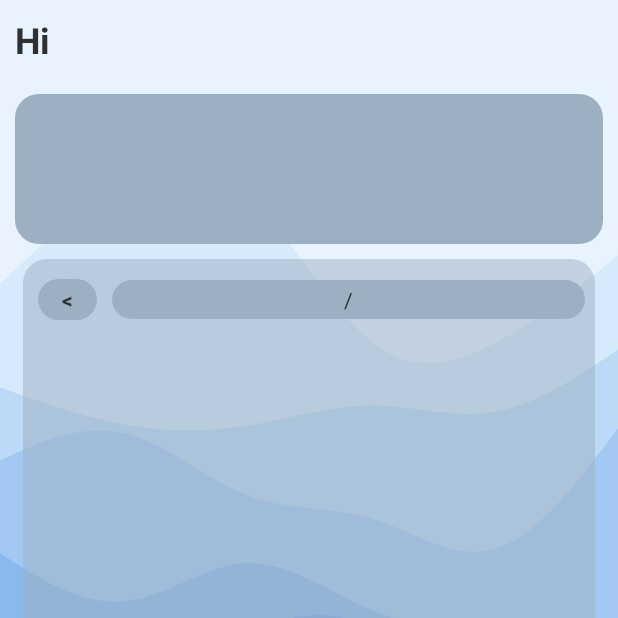
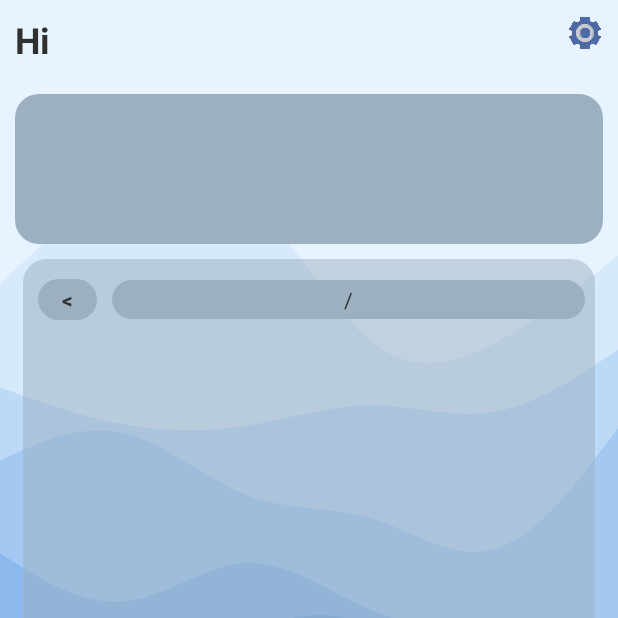
Before and after one commit to RiseGhost/Nebula_Mobile, an Android app: the HomePage screen opened directly, with no data from a screen before it, on a phone screen of 412 x 824 dp, the top half of it. Run offline under Robolectric (Android 15) with nearby library versions, the light colour scheme and no system bars; 1 statement that could not run was skipped.

Commit message:
Layout update

```diff
--- a/app/src/main/res/layout/activity_home_page.xml
+++ b/app/src/main/res/layout/activity_home_page.xml
@@ -20,13 +20,30 @@
             android:layout_height="wrap_content"
             android:orientation="horizontal"
             android:layout_margin="10dp">
+
+            <RelativeLayout
+                android:layout_width="match_parent"
+                android:layout_height="wrap_content">
                 <TextView
                     android:id="@+id/UserName"
                     android:layout_width="wrap_content"
                     android:layout_height="wrap_content"
+                    android:layout_alignParentStart="true"
+                    android:layout_marginStart="0dp"
                     android:text="Hi"
                     android:textSize="24dp"
-                android:textStyle="bold"/>
+                    android:textStyle="bold" />
+
+                <ImageView
+                    android:id="@+id/settings"
+                    android:layout_width="24dp"
+                    android:layout_height="24dp"
+                    android:layout_alignParentEnd="true"
+                    android:layout_marginEnd="0dp"
+                    android:layout_weight="1"
+                    app:srcCompat="@drawable/sett" />
+            </RelativeLayout>
+
         </LinearLayout>
 
         <LinearLayout
```
Also changed, not shown: app/src/main/res/drawable/sett.png (added). Lines whose indentation alone changed are shown as unchanged.
